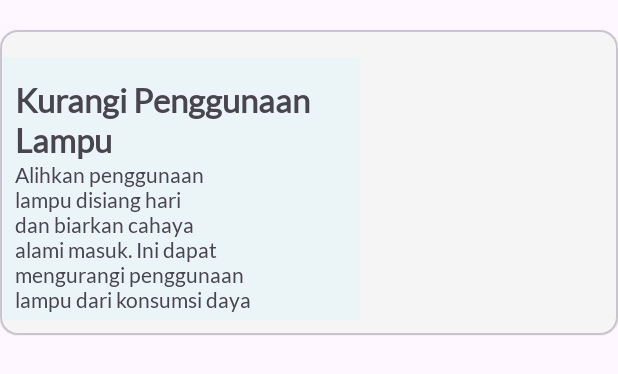
After one commit to chintya98/vetric_mobileApp, an Android app: the layout item_rekomendasi.xml on its own in the app's theme, with its tools: preview values and no code run, on a phone screen of 412 x 824 dp. The commit adds this screen. Shown: the top 374 px of the screen. Run offline under Robolectric (Android 15) with nearby library versions, the light colour scheme and no system bars.

Commit message:
penambahan item rekomendasi

```diff
--- a/app/src/main/java/com/anggun_chintya/vetric/Catatan/RecyclerAdapter_Catatan.kt
+++ b/app/src/main/java/com/anggun_chintya/vetric/Catatan/RecyclerAdapter_Catatan.kt
@@ -44,7 +44,7 @@ class RecyclerAdapter_Catatan : RecyclerView.Adapter<RecyclerView.ViewHolder>()
         val judul : TextView = binding.tvJudulCat
         val biaya : TextView = binding.tvBiayaPengeluaran
         val bulan : TextView = binding.tvBulan
-        val tanggal : TextView = binding.tvTgl
+//        val tanggal : TextView = binding.tvTgl
 
         var card : MaterialCardView = binding.itemCatatan
 
@@ -59,7 +59,7 @@ class RecyclerAdapter_Catatan : RecyclerView.Adapter<RecyclerView.ViewHolder>()
             val formattedDate = dateFormat.format(dataCatatan.tanggal)
 
             bulan.text = formattedMonth.toString()
-            tanggal.text = formattedDate.toString()
+//            tanggal.text = formattedDate.toString()
 
         }
 
--- a/app/src/main/res/layout/edit_elektronik.xml
+++ b/app/src/main/res/layout/edit_elektronik.xml
@@ -1,5 +1,6 @@
 <?xml version="1.0" encoding="utf-8"?>
-<androidx.constraintlayout.widget.ConstraintLayout xmlns:android="http://schemas.android.com/apk/res/android"
+<androidx.constraintlayout.widget.ConstraintLayout
+    xmlns:android="http://schemas.android.com/apk/res/android"
     xmlns:app="http://schemas.android.com/apk/res-auto"
     xmlns:tools="http://schemas.android.com/tools"
     android:layout_width="match_parent"
--- a/app/src/main/res/layout/fragment_catatan.xml
+++ b/app/src/main/res/layout/fragment_catatan.xml
@@ -1,5 +1,6 @@
 <?xml version="1.0" encoding="utf-8"?>
-<androidx.constraintlayout.widget.ConstraintLayout xmlns:android="http://schemas.android.com/apk/res/android"
+<androidx.constraintlayout.widget.ConstraintLayout
+    xmlns:android="http://schemas.android.com/apk/res/android"
     xmlns:tools="http://schemas.android.com/tools"
     android:layout_width="match_parent"
     android:layout_height="match_parent"
--- a/app/src/main/res/layout/item_elektronik.xml
+++ b/app/src/main/res/layout/item_elektronik.xml
@@ -1,5 +1,6 @@
 <?xml version="1.0" encoding="utf-8"?>
-<com.google.android.material.card.MaterialCardView xmlns:android="http://schemas.android.com/apk/res/android"
+<com.google.android.material.card.MaterialCardView
+    xmlns:android="http://schemas.android.com/apk/res/android"
     android:id="@+id/item_elec"
     android:layout_width="match_parent"
     android:layout_height="wrap_content"
--- /dev/null
+++ b/app/src/main/res/layout/item_rekomendasi.xml
@@ -0,0 +1,54 @@
+<?xml version="1.0" encoding="utf-8"?>
+<com.google.android.material.card.MaterialCardView
+    xmlns:android="http://schemas.android.com/apk/res/android"
+    android:id="@+id/item_elec"
+    android:layout_width="match_parent"
+    android:layout_height="wrap_content"
+    xmlns:app="http://schemas.android.com/apk/res-auto"
+    android:layout_marginTop="20dp"
+    app:contentPaddingBottom="10dp"
+    android:focusable="true"
+    app:cardElevation="0.5dp"
+    android:backgroundTint="@color/light_gray">
+
+    <androidx.cardview.widget.CardView
+        android:id="@+id/card_rekomendasi"
+        android:layout_width="240dp"
+        android:layout_height="175dp"
+        android:layout_marginTop="18dp"
+        app:cardElevation="0dp"
+        android:background="@color/light_blue"
+        app:layout_constraintTop_toBottomOf="@id/sec4"
+        app:layout_constraintStart_toStartOf="parent">
+
+        <androidx.constraintlayout.widget.ConstraintLayout
+            android:layout_width="match_parent"
+            android:layout_height="match_parent"
+            android:padding="15dp"
+            android:background="@color/light_blue"/>
+
+        <TextView
+            android:id="@+id/card1"
+            android:layout_width="210dp"
+            android:layout_height="60dp"
+            android:layout_marginLeft="10dp"
+            android:layout_marginTop="15dp"
+            android:layout_marginRight="10dp"
+            android:fontFamily="@font/lato"
+            android:text="@string/card1"
+            android:textSize="22sp"
+            android:textStyle="bold" />
+        <TextView
+            android:layout_width="160dp"
+            android:layout_height="100dp"
+            android:layout_marginTop="70dp"
+            android:layout_marginLeft="10dp"
+            android:layout_marginRight="10dp"
+            android:id="@+id/card1detil"
+            android:text="@string/card1detil"
+            android:fontFamily="@font/lato"
+            android:textSize="14sp"/>
+
+    </androidx.cardview.widget.CardView>
+
+</com.google.android.material.card.MaterialCardView>
--- a/app/src/main/res/values/strings.xml
+++ b/app/src/main/res/values/strings.xml
@@ -15,4 +15,8 @@
     <string name="second_fragment_label">hello</string>
     <!-- TODO: Remove or change this placeholder text -->
     <string name="hello_blank_fragment">Hello blank fragment</string>
+
+    <!--    rekomendasi-->
+    <string name="card1">Kurangi Penggunaan Lampu</string>
+    <string name="card1detil">Alihkan penggunaan lampu disiang hari dan biarkan cahaya alami masuk. Ini dapat mengurangi penggunaan lampu dari konsumsi daya</string>
 </resources>
```
Also changed, not shown: app/src/main/res/layout/item_catatan.xml (+12 -23 lines).
